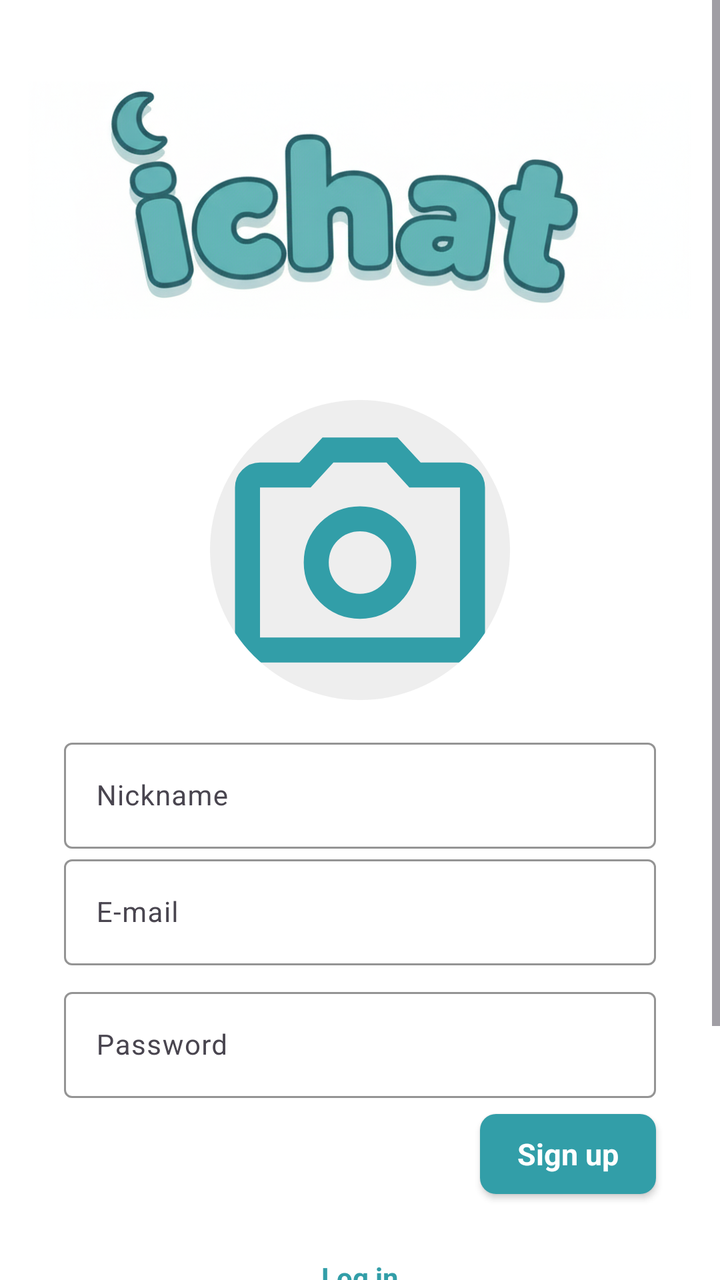
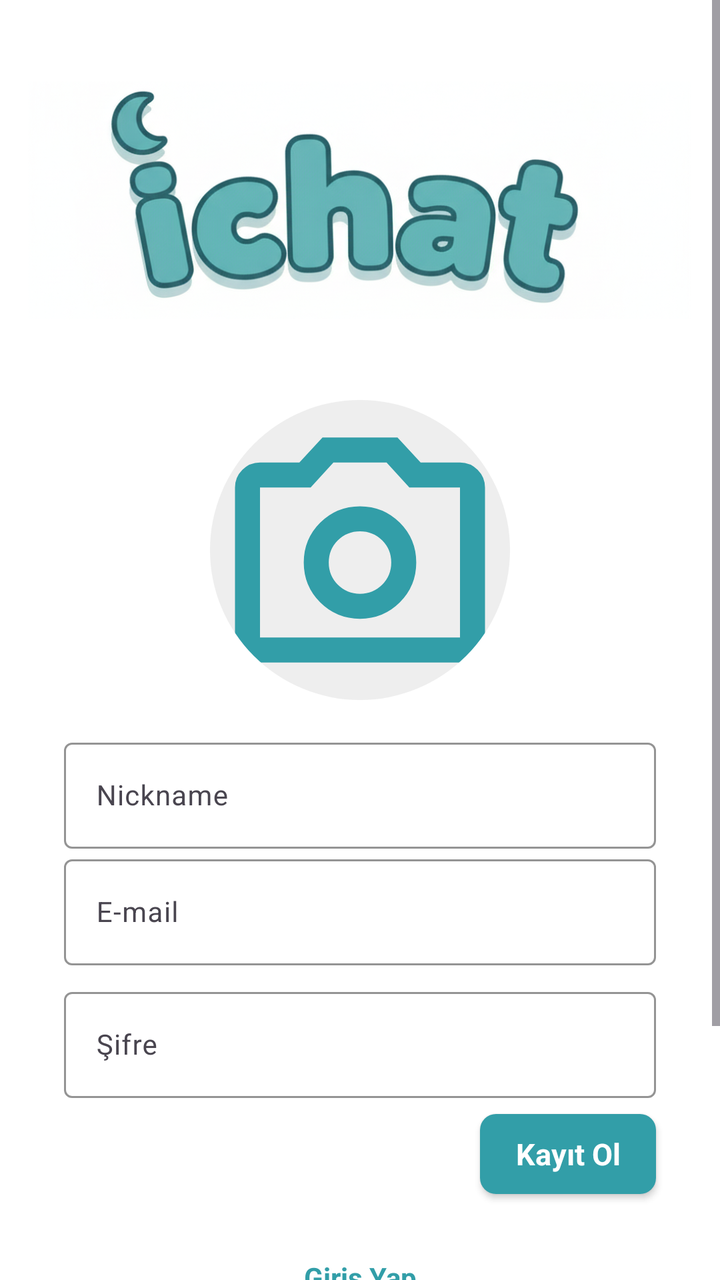

An Android layout rendered at two revisions. The XML below is the earlier revision; the diff shows what the commit changed to produce the second picture.
<!-- AndroidManifest.xml: application theme Theme.ChatApp -->
<!-- res/layout/fragment_sign_up_page.xml -->
<?xml version="1.0" encoding="utf-8"?>
<ScrollView xmlns:android="http://schemas.android.com/apk/res/android"
    xmlns:app="http://schemas.android.com/apk/res-auto"
    xmlns:tools="http://schemas.android.com/tools"
    android:layout_width="match_parent"
    android:layout_height="match_parent"
    android:background="@color/white"
    android:fillViewport="true"
    tools:context=".fragments.SignUpPage">

    <androidx.constraintlayout.widget.ConstraintLayout
        android:layout_width="match_parent"
        android:layout_height="match_parent">

        <com.google.android.material.textfield.TextInputLayout
            android:id="@+id/nicknameTextFieldBox"
            style="@style/ThemeOverlay.Material3.AutoCompleteTextView.OutlinedBox"
            android:layout_width="match_parent"
            android:layout_height="wrap_content"
            android:layout_marginStart="32dp"
            android:layout_marginEnd="32dp"
            android:layout_marginBottom="8dp"
            app:boxStrokeColor="@color/primary"
            app:layout_constraintBottom_toBottomOf="parent"
            app:layout_constraintEnd_toEndOf="parent"
            app:layout_constraintStart_toStartOf="parent"
            app:layout_constraintTop_toTopOf="parent">

            <EditText
                android:id="@+id/nicknameTextField"
                style="@style/primaryTextStyle"
                android:layout_width="match_parent"
                android:layout_height="wrap_content"
                android:hint="Nickname" />

        </com.google.android.material.textfield.TextInputLayout>

        <com.google.android.material.textfield.TextInputLayout
            android:id="@+id/eMailTextFieldBox"
            style="@style/ThemeOverlay.Material3.AutoCompleteTextView.OutlinedBox"
            android:layout_width="match_parent"
            android:layout_height="wrap_content"
            android:layout_marginStart="32dp"
            android:layout_marginEnd="32dp"
            app:boxStrokeColor="@color/primary"
            app:layout_constraintEnd_toEndOf="parent"
            app:layout_constraintStart_toStartOf="parent"
            app:layout_constraintTop_toBottomOf="@+id/nicknameTextFieldBox">

            <EditText
                android:id="@+id/eMailTextField"
                style="@style/primaryTextStyle"
                android:layout_width="match_parent"
                android:layout_height="wrap_content"
                android:hint="@string/eMail" />


        </com.google.android.material.textfield.TextInputLayout>


        <com.google.android.material.textfield.TextInputLayout
            android:id="@+id/passwordTextFieldBox"
            style="@style/ThemeOverlay.Material3.AutoCompleteTextView.OutlinedBox"
            android:layout_width="match_parent"
            android:layout_height="wrap_content"
            android:layout_marginStart="32dp"
            android:layout_marginTop="8dp"
            android:layout_marginEnd="32dp"
            app:boxStrokeColor="@color/primary"
            app:layout_constraintEnd_toEndOf="parent"
            app:layout_constraintStart_toStartOf="parent"
            app:layout_constraintTop_toBottomOf="@id/eMailTextFieldBox">

            <EditText
                android:id="@+id/passwordTextField"
                style="@style/primaryTextStyle"
                android:layout_width="match_parent"
                android:layout_height="wrap_content"
                android:hint="@string/password" />

        </com.google.android.material.textfield.TextInputLayout>


        <androidx.appcompat.widget.AppCompatButton
            android:id="@+id/createAccountSignUp"
            style="@style/primaryTextStyleOnBackground"
            android:layout_width="wrap_content"
            android:layout_height="40dp"
            android:layout_marginTop="8dp"
            android:background="@drawable/button_style"
            android:text="@string/signUp"
            android:textAllCaps="false"
            android:textSize="15sp"
            android:textStyle="bold"
            app:layout_constraintEnd_toEndOf="@+id/eMailTextFieldBox"
            app:layout_constraintTop_toBottomOf="@+id/passwordTextFieldBox" />


        <ImageView
            android:id="@+id/logo"
            android:layout_width="0dp"
            android:layout_height="200dp"
            android:layout_marginEnd="14dp"
            android:scaleType="fitCenter"
            android:src="@drawable/logo"
            app:layout_constraintBottom_toTopOf="@id/profilePicture"
            app:layout_constraintEnd_toEndOf="parent"
            app:layout_constraintHorizontal_bias="0.0"
            app:layout_constraintStart_toStartOf="parent"
            tools:layout_editor_absoluteY="149dp" />


        <TextView
            android:id="@+id/girisYap"
            style="@style/primaryTextStyle"
            android:layout_width="wrap_content"
            android:layout_height="wrap_content"
            android:layout_marginTop="32dp"
            android:text="@string/login"
            android:textColor="@color/primary"
            android:textStyle="bold"
            app:layout_constraintEnd_toEndOf="@+id/passwordTextFieldBox"
            app:layout_constraintStart_toStartOf="@+id/passwordTextFieldBox"
            app:layout_constraintTop_toBottomOf="@+id/createAccountSignUp" />

        <com.google.android.material.imageview.ShapeableImageView
            android:id="@+id/profilePicture"
            android:layout_width="150dp"
            android:layout_height="150dp"
            android:layout_marginBottom="16dp"
            android:background="#11000000"
            android:scaleType="fitCenter"
            android:src="@drawable/outline_photo_camera_24"
            app:layout_constraintBottom_toTopOf="@+id/nicknameTextFieldBox"
            app:layout_constraintEnd_toEndOf="parent"
            app:layout_constraintStart_toStartOf="parent"
            app:shapeAppearanceOverlay="@style/CircularImageViewStyle" />

    </androidx.constraintlayout.widget.ConstraintLayout>


</ScrollView>
<!-- resources referenced by this layout -->
<resources>
  <color name="primary">#329ea8</color>
  <color name="white">#FFFFFFFF</color>
  <!-- drawable button_style (drawable) -->
  <?xml version="1.0" encoding="utf-8"?>
  <selector xmlns:android="http://schemas.android.com/apk/res/android">
  
      <item>
          <shape>
              <solid android:color="@color/primary"/>
              <corners android:radius="8dp"/>
          </shape>
      </item>
  
  </selector>
  <!-- drawable logo: png bitmap (drawable, 413113 bytes) -->
  <!-- drawable outline_photo_camera_24 (drawable) -->
  <vector xmlns:android="http://schemas.android.com/apk/res/android"
      android:height="24dp" android:tint="@color/primary"
      android:viewportHeight="960" android:viewportWidth="960" android:width="24dp">
        
      <path android:fillColor="@color/primary"
          android:pathData="M480,700Q555,700 607.5,647.5Q660,595 660,520Q660,445 607.5,392.5Q555,340 480,340Q405,340 352.5,392.5Q300,445 300,520Q300,595 352.5,647.5Q405,700 480,700ZM480,620Q438,620 409,591Q380,562 380,520Q380,478 409,449Q438,420 480,420Q522,420 551,449Q580,478 580,520Q580,562 551,591Q522,620 480,620ZM160,840Q127,840 103.5,816.5Q80,793 80,760L80,280Q80,247 103.5,223.5Q127,200 160,200L286,200L360,120L600,120L674,200L800,200Q833,200 856.5,223.5Q880,247 880,280L880,760Q880,793 856.5,816.5Q833,840 800,840L160,840ZM160,760L800,760Q800,760 800,760Q800,760 800,760L800,280Q800,280 800,280Q800,280 800,280L638,280L565,200L395,200L322,280L160,280Q160,280 160,280Q160,280 160,280L160,760Q160,760 160,760Q160,760 160,760ZM480,520Q480,520 480,520Q480,520 480,520L480,520Q480,520 480,520Q480,520 480,520L480,520L480,520L480,520L480,520L480,520Q480,520 480,520Q480,520 480,520L480,520Q480,520 480,520Q480,520 480,520Z"/>
      
  </vector>
  <string name="eMail">E-mail</string>
  <string name="login">Log in</string>
  <string name="password">Password</string>
  <string name="signUp">Sign up</string>
  <style name="CircularImageViewStyle" parent="">
          <item name="cornerFamily">rounded</item>
          <item name="cornerSize">50%</item>
      </style>
  <style name="primaryTextStyle">
          <item name="android:textSize">14sp</item>
          <item name="android:textColor">@color/textColor</item>
          <item name="fontFamily">@font/hostgrotesk</item>
      </style>
  <style name="primaryTextStyleOnBackground">
          <item name="android:textSize">14sp</item>
          <item name="android:textColor">@color/white</item>
          <item name="fontFamily">@font/hostgrotesk</item>
      </style>
  <style name="Theme.ChatApp" parent="Base.Theme.ChatApp" />
  <color name="textColor">#000000</color>
  <style name="Base.Theme.ChatApp" parent="Theme.Material3.DayNight.NoActionBar">
          <item name="android:windowSoftInputMode">adjustResize</item>
      </style>
</resources>

<!-- the commit's change to res/layout/fragment_sign_up_page.xml (unified diff, before → after) -->
@@ -6,7 +6,7 @@
     android:layout_height="match_parent"
     android:background="@color/white"
     android:fillViewport="true"
-    tools:context=".fragments.SignUpPage">
+    tools:context=".fragments.internet.SignUpPage">
 
     <androidx.constraintlayout.widget.ConstraintLayout
         android:layout_width="match_parent"
<!-- resource entries referenced after the edit -->
@@ -25,9 +25,9 @@
       
   </vector>
   <string name="eMail">E-mail</string>
-  <string name="login">Log in</string>
-  <string name="password">Password</string>
-  <string name="signUp">Sign up</string>
+  <string name="login">Giriş Yap</string>
+  <string name="password">Şifre</string>
+  <string name="signUp">Kayıt Ol</string>
   <style name="CircularImageViewStyle" parent="">
           <item name="cornerFamily">rounded</item>
           <item name="cornerSize">50%</item>
